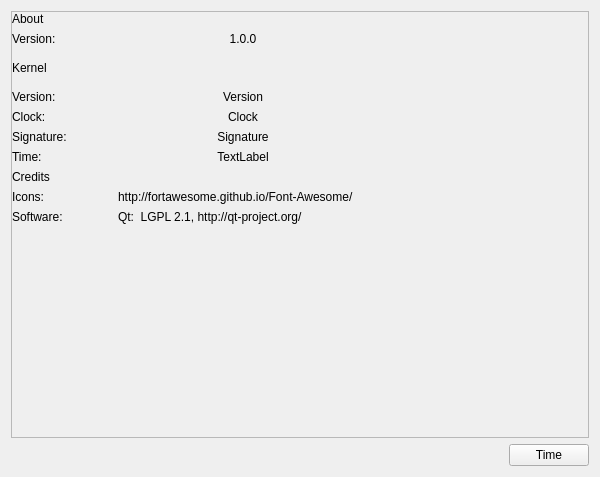
Old version of the form CoActionOS-Link/CAOS-Link/About.ui in the repository CoActionOS/CoActionOS-Desktop.
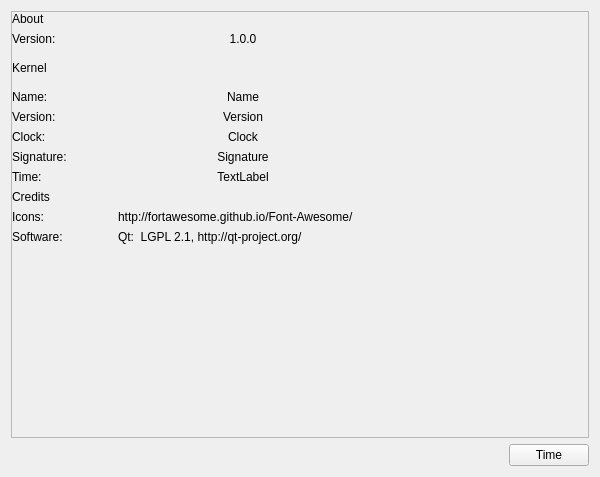
New version of the form.

The edit to the form file:
```diff
--- a/CoActionOS-Link/CAOS-Link/About.ui
+++ b/CoActionOS-Link/CAOS-Link/About.ui
@@ -117,14 +117,14 @@
          </property>
         </widget>
        </item>
-       <item row="5" column="0">
+       <item row="6" column="0">
         <widget class="QLabel" name="coactionosVersionLabel">
          <property name="text">
           <string>Version:</string>
          </property>
         </widget>
        </item>
-       <item row="5" column="1">
+       <item row="6" column="1">
         <widget class="QLabel" name="coactionosVersionIconLabel">
          <property name="minimumSize">
           <size>
@@ -140,14 +140,14 @@
          </property>
         </widget>
        </item>
-       <item row="7" column="0">
+       <item row="8" column="0">
         <widget class="QLabel" name="coactionosClockLabel">
          <property name="text">
           <string>Clock:</string>
          </property>
         </widget>
        </item>
-       <item row="7" column="1">
+       <item row="8" column="1">
         <widget class="QLabel" name="coactionosClockIconLabel">
          <property name="minimumSize">
           <size>
@@ -163,14 +163,14 @@
          </property>
         </widget>
        </item>
-       <item row="8" column="0">
+       <item row="9" column="0">
         <widget class="QLabel" name="coactionosSignatureLabel">
          <property name="text">
           <string>Signature:</string>
          </property>
         </widget>
        </item>
-       <item row="8" column="1">
+       <item row="9" column="1">
         <widget class="QLabel" name="coactionosSignatureIconLabel">
          <property name="minimumSize">
           <size>
@@ -186,14 +186,14 @@
          </property>
         </widget>
        </item>
-       <item row="10" column="0">
+       <item row="11" column="0">
         <widget class="QLabel" name="coactionosTimeLabel">
          <property name="text">
           <string>Time:</string>
          </property>
         </widget>
        </item>
-       <item row="10" column="1">
+       <item row="11" column="1">
         <widget class="QLabel" name="coactionosTimeOfDayLabel">
          <property name="minimumSize">
           <size>
@@ -209,21 +209,21 @@
          </property>
         </widget>
        </item>
-       <item row="13" column="0">
+       <item row="14" column="0">
         <widget class="QLabel" name="creditsLabel">
          <property name="text">
           <string>Credits</string>
          </property>
         </widget>
        </item>
-       <item row="14" column="0">
+       <item row="15" column="0">
         <widget class="QLabel" name="fontsLabel">
          <property name="text">
           <string>Icons:</string>
          </property>
         </widget>
        </item>
-       <item row="14" column="1">
+       <item row="15" column="1">
         <widget class="QLabel" name="fontsValueLabel">
          <property name="minimumSize">
           <size>
@@ -236,21 +236,21 @@
          </property>
         </widget>
        </item>
-       <item row="15" column="0">
+       <item row="16" column="0">
         <widget class="QLabel" name="fontsLabel_2">
          <property name="text">
           <string>Software:</string>
          </property>
         </widget>
        </item>
-       <item row="15" column="1">
+       <item row="16" column="1">
         <widget class="QLabel" name="fontsLabel_3">
          <property name="text">
           <string>Qt:  LGPL 2.1, http://qt-project.org/</string>
          </property>
         </widget>
        </item>
-       <item row="16" column="0">
+       <item row="17" column="0">
         <widget class="Line" name="line_3">
          <property name="baseSize">
           <size>
@@ -263,6 +263,29 @@
          </property>
         </widget>
        </item>
+       <item row="5" column="0">
+        <widget class="QLabel" name="coactionosNameLabel">
+         <property name="text">
+          <string>Name:</string>
+         </property>
+        </widget>
+       </item>
+       <item row="5" column="1">
+        <widget class="QLabel" name="coactionosNameIconLabel">
+         <property name="minimumSize">
+          <size>
+           <width>250</width>
+           <height>0</height>
+          </size>
+         </property>
+         <property name="text">
+          <string>Name</string>
+         </property>
+         <property name="alignment">
+          <set>Qt::AlignCenter</set>
+         </property>
+        </widget>
+       </item>
       </layout>
      </widget>
     </widget>
```
